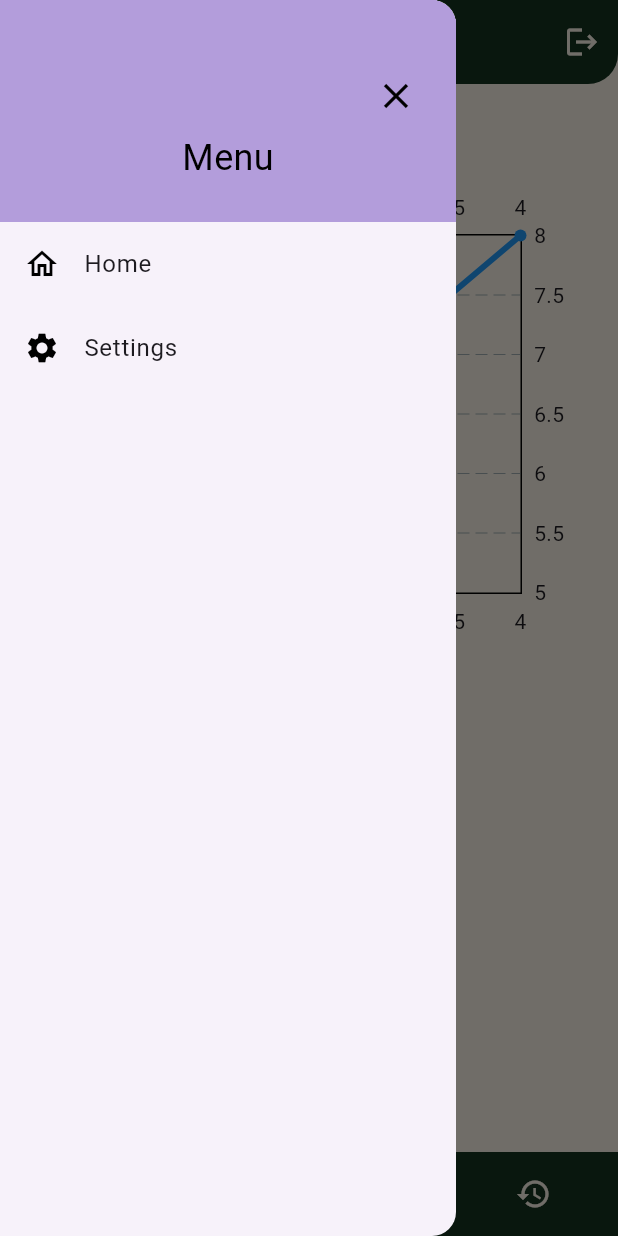
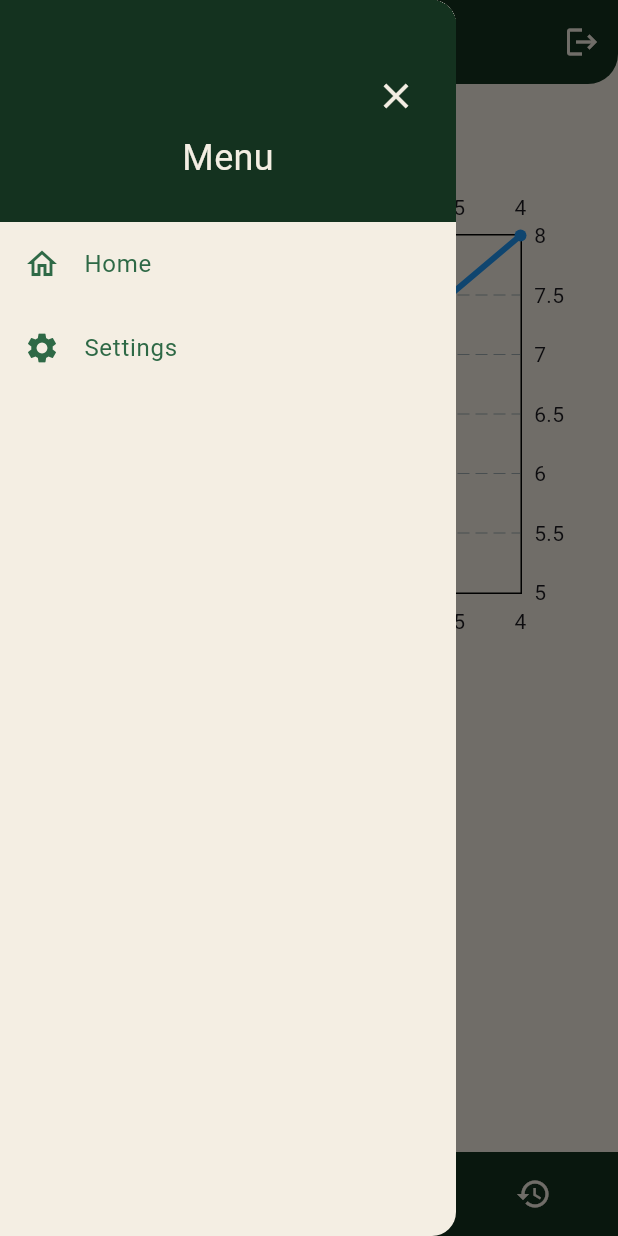
Before and after one commit to marcsaffold17/GetFitApp, a Flutter app: the MyHomePage screen opened directly, with the side drawer open, on a phone screen of 412 x 824 dp. Run offline on Flutter 3.47's test engine with Material 3 defaults, Android fonts, the phone set to English and light mode, and no system bars; drawn by our look-alikes of fl_chart, google_nav_bar; our stand-ins replace cloud_firestore, firebase_core, shared_preferences; accounts and stored records are empty.

Commit message:
Changed UI for Nav Bar

```diff
--- a/get_fit_app/lib/view/nav_bar.dart
+++ b/get_fit_app/lib/view/nav_bar.dart
@@ -8,10 +8,11 @@ class NavBar extends StatelessWidget {
   @override
   Widget build(BuildContext context) {
     return Drawer(
+      backgroundColor: Color.fromARGB(255, 244, 238, 227),
       child: Column(
         children: [
           Container(
-            color: Colors.deepPurple[200],
+            color: Color.fromARGB(255, 20, 50, 31),
             padding: const EdgeInsets.only(top: 40, bottom: 16),
             child: Column(
               children: [
@@ -23,7 +24,7 @@ class NavBar extends StatelessWidget {
                       icon: const Icon(
                         Icons.close,
                         size: 28,
-                        color: Colors.black,
+                        color: Color.fromARGB(255, 244, 238, 227),
                       ),
                       onPressed: () {
                         Navigator.pop(context);
@@ -33,7 +34,7 @@ class NavBar extends StatelessWidget {
                 ),
                 const Text(
                   'Menu',
-                  style: TextStyle(fontSize: 24, color: Colors.black),
+                  style: TextStyle(fontSize: 24, color: Color.fromARGB(255, 244, 238, 227)),
                 ),
                 const SizedBox(height: 10),
               ],
@@ -43,8 +44,8 @@ class NavBar extends StatelessWidget {
             child: ListView(
               children: [
                 ListTile(
-                  leading: const Icon(Icons.home_outlined, color: Colors.black),
-                  title: const Text("Home"),
+                  leading: const Icon(Icons.home_outlined, color: Color.fromARGB(255,46, 105, 70)),
+                  title: const Text("Home", style: TextStyle(color: Color.fromARGB(255, 46, 105, 70)),),
                   onTap: () {
                     Navigator.push(
                       context,
@@ -85,8 +86,8 @@ class NavBar extends StatelessWidget {
                 //   },
                 // ),
                 ListTile(
-                  leading: const Icon(Icons.settings, color: Colors.black),
-                  title: const Text("Settings"),
+                  leading: const Icon(Icons.settings, color: Color.fromARGB(255, 46, 105, 70)),
+                  title: const Text("Settings", style: TextStyle(color: Color.fromARGB(255, 46, 105, 70)),),
                   onTap: () {
                     Navigator.push(
                       context,
```
